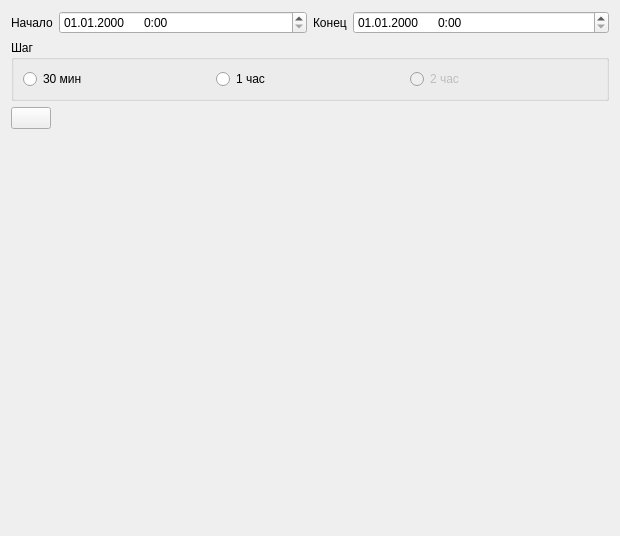
First picture: the form in club_stat/gui/ui/out_form.ui, repository zaswed76/pc_club, before the edit.
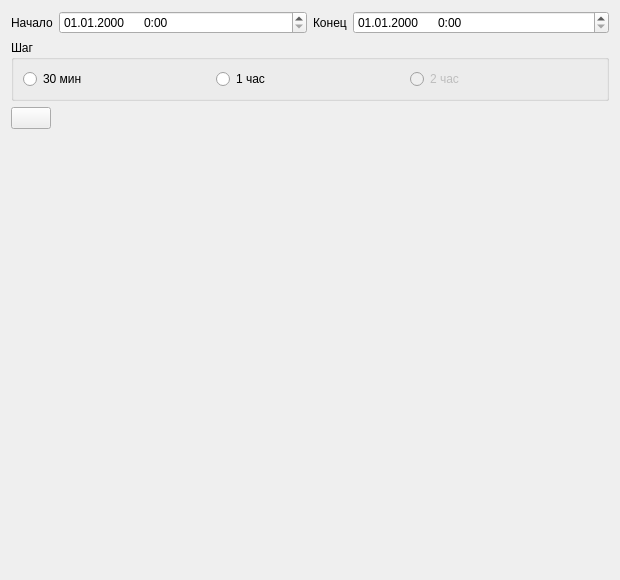
Second picture: the form after the edit.

```diff
--- a/club_stat/gui/ui/out_form.ui
+++ b/club_stat/gui/ui/out_form.ui
@@ -7,7 +7,7 @@
     <x>0</x>
     <y>0</y>
     <width>620</width>
-    <height>536</height>
+    <height>580</height>
    </rect>
   </property>
   <property name="windowTitle">
```
